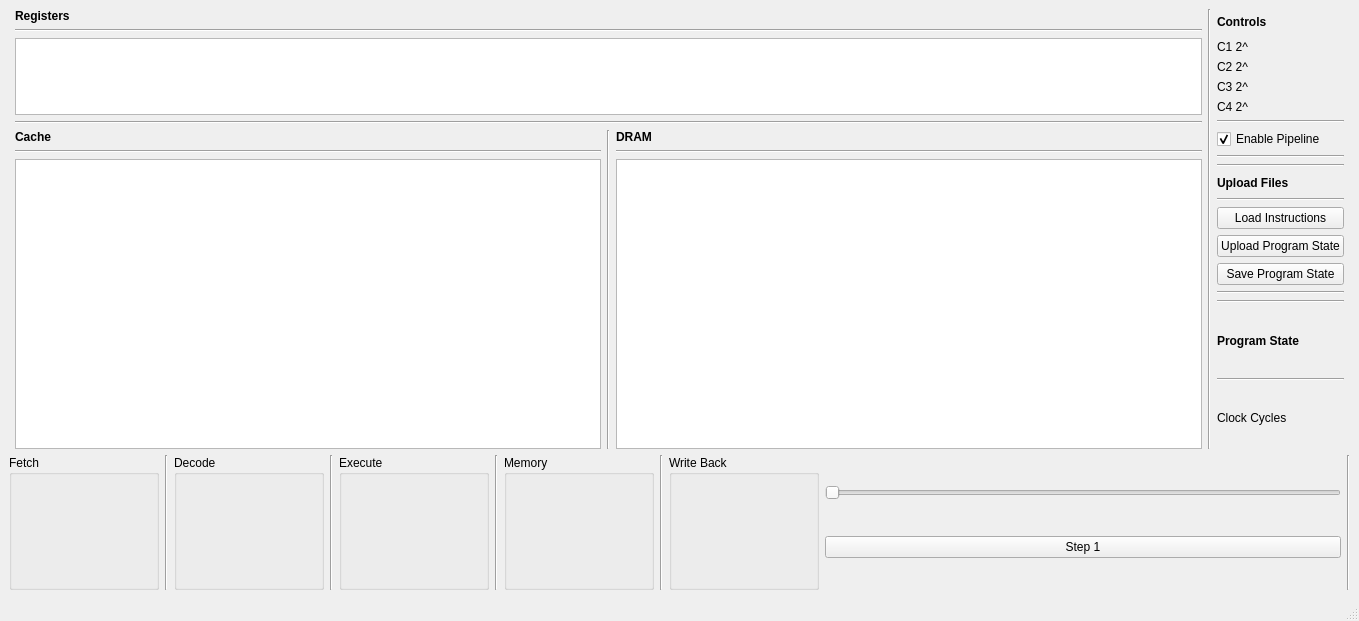
First picture: the form in gui/gui.ui, repository bdunahu/RISC-V-ECTOR-, before the edit.
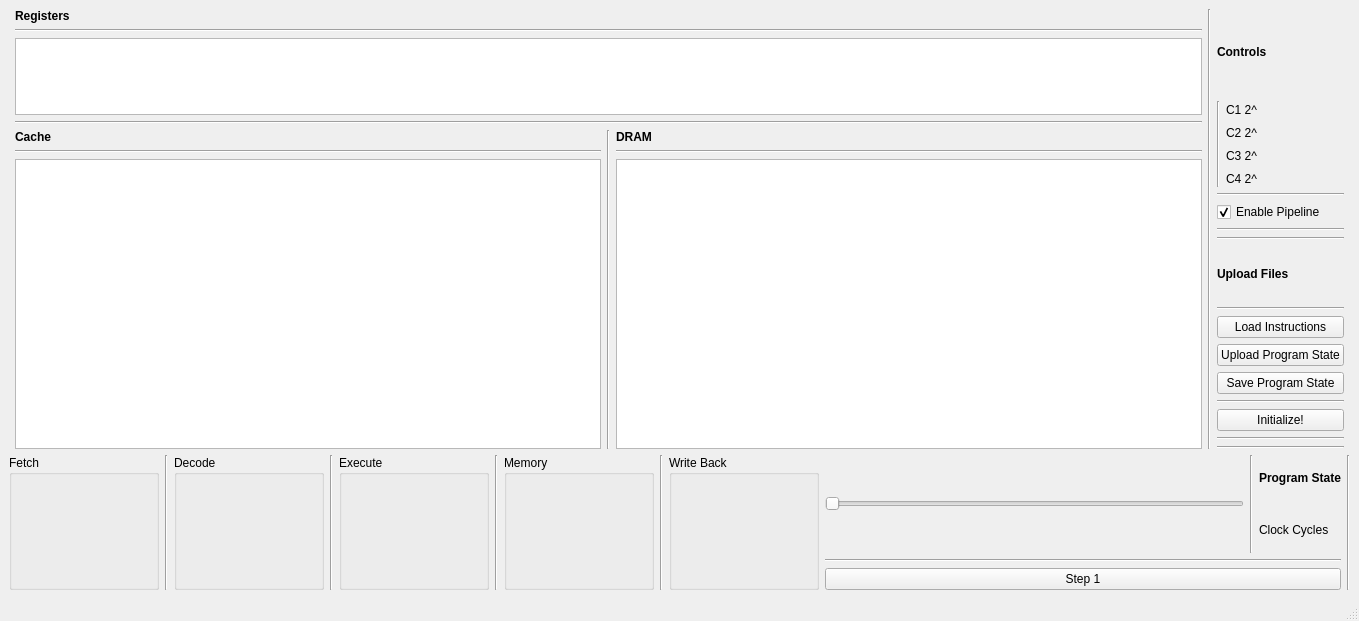
Second picture: the form after the edit. Custom widgets are drawn as their Qt base class.

The edit to the form file:
```diff
--- a/gui/gui.ui
+++ b/gui/gui.ui
@@ -135,6 +135,16 @@
           </item>
           <item>
            <layout class="QHBoxLayout" name="horizontalLayout_9">
+            <property name="sizeConstraint">
+             <enum>QLayout::SizeConstraint::SetMinimumSize</enum>
+            </property>
+            <item>
+             <widget class="Line" name="line_8">
+              <property name="orientation">
+               <enum>Qt::Orientation::Vertical</enum>
+              </property>
+             </widget>
+            </item>
             <item>
              <layout class="QVBoxLayout" name="verticalLayout_9">
               <property name="sizeConstraint">
@@ -306,6 +316,20 @@
                 </item>
                </layout>
               </item>
+              <item>
+               <widget class="Line" name="line_7">
+                <property name="orientation">
+                 <enum>Qt::Orientation::Horizontal</enum>
+                </property>
+               </widget>
+              </item>
+              <item>
+               <widget class="QPushButton" name="config">
+                <property name="text">
+                 <string>Initialize!</string>
+                </property>
+               </widget>
+              </item>
               <item>
                <widget class="Line" name="line_34">
                 <property name="orientation">
@@ -326,36 +350,6 @@
           </property>
          </widget>
         </item>
-        <item>
-         <layout class="QVBoxLayout" name="verticalLayout_30">
-          <item>
-           <widget class="QLabel" name="label_15">
-            <property name="font">
-             <font>
-              <bold>true</bold>
-             </font>
-            </property>
-            <property name="text">
-             <string>Program State</string>
-            </property>
-           </widget>
-          </item>
-          <item>
-           <widget class="Line" name="line_39">
-            <property name="orientation">
-             <enum>Qt::Orientation::Horizontal</enum>
-            </property>
-           </widget>
-          </item>
-          <item>
-           <widget class="QLabel" name="cycles_label">
-            <property name="text">
-             <string>Clock Cycles</string>
-            </property>
-           </widget>
-          </item>
-         </layout>
-        </item>
        </layout>
       </item>
       <item row="1" column="0" colspan="5">
@@ -610,6 +604,8 @@
         <item>
          <layout class="QVBoxLayout" name="verticalLayout_6">
           <item>
+           <layout class="QHBoxLayout" name="horizontalLayout_11">
+            <item>
            <widget class="QSlider" name="step_slider">
             <property name="minimum">
              <number>0</number>
@@ -628,6 +624,45 @@
             </property>
             <property name="tickInterval">
              <number>1</number>
+              </property>
+             </widget>
+            </item>
+            <item>
+             <widget class="Line" name="line_9">
+              <property name="orientation">
+               <enum>Qt::Orientation::Vertical</enum>
+              </property>
+             </widget>
+            </item>
+            <item>
+             <layout class="QVBoxLayout" name="verticalLayout_10">
+              <item>
+               <widget class="QLabel" name="label_15">
+                <property name="font">
+                 <font>
+                  <bold>true</bold>
+                 </font>
+                </property>
+                <property name="text">
+                 <string>Program State</string>
+                </property>
+               </widget>
+              </item>
+              <item>
+               <widget class="QLabel" name="cycles_label">
+                <property name="text">
+                 <string>Clock Cycles</string>
+                </property>
+               </widget>
+              </item>
+             </layout>
+            </item>
+           </layout>
+          </item>
+          <item>
+           <widget class="Line" name="line_10">
+            <property name="orientation">
+             <enum>Qt::Orientation::Horizontal</enum>
             </property>
            </widget>
           </item>
```
Lines whose indentation alone changed are shown as unchanged.
